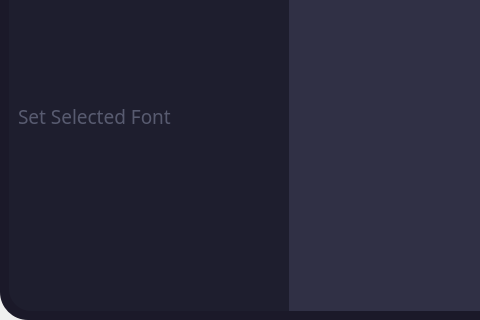
beyonson/font-loader, file ui/typewriter.ui: the form before one commit; both pictures show x 0 to 480 and y 280 to 600 of the 800 by 600 pixel window.
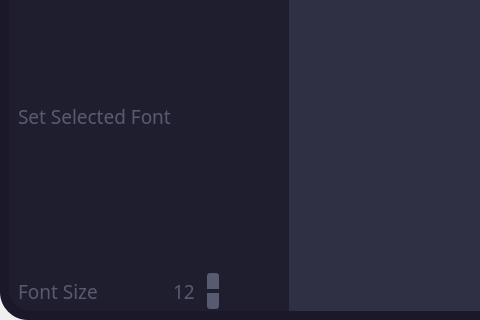
The form after the commit. Icons and pictures are not drawn.

Commit message: add spin box

```diff
--- a/ui/typewriter.ui
+++ b/ui/typewriter.ui
@@ -18,8 +18,8 @@
   </property>
   <property name="maximumSize">
    <size>
-    <width>800</width>
-    <height>600</height>
+    <width>1920</width>
+    <height>1080</height>
    </size>
   </property>
   <property name="windowTitle">
@@ -34,6 +34,33 @@
 	margin: 0;
 }
 
+QSpinBox {
+	border: 5;
+	background-color: #1e1e2e;
+	border-color: #1e1e2e;
+	color: #585b70;
+	padding: 0;
+	margin: 0;
+}
+
+QSpinBox::up-button {
+    subcontrol-origin: border;
+    subcontrol-position: top right; 
+	background-color: #585b70;
+	border-top-left-radius: 3;
+	border-top-right-radius: 3;
+	margin: 2;
+}
+
+QSpinBox::down-button {
+    subcontrol-origin: border;
+    subcontrol-position: bottom right; 
+	background-color: #585b70;
+	border-bottom-left-radius: 3;
+	border-bottom-right-radius: 3;
+	margin: 2;
+}
+
 #mainFrame {
 	background-color: #1b1929;
 	border-radius: 28;
@@ -70,6 +97,10 @@
 	color: #585b70;
 }
 
+#fontSizeLabel {
+	color: #585b70;
+}
+
 #fontDirLabel {
 	color: #585b70;
 }
@@ -753,6 +784,134 @@
             <property name="frameShadow">
              <enum>QFrame::Raised</enum>
             </property>
+            <layout class="QHBoxLayout" name="horizontalLayout_14">
+             <property name="leftMargin">
+              <number>9</number>
+             </property>
+             <property name="topMargin">
+              <number>0</number>
+             </property>
+             <property name="rightMargin">
+              <number>0</number>
+             </property>
+             <property name="bottomMargin">
+              <number>0</number>
+             </property>
+             <item>
+              <widget class="QFrame" name="frame_3">
+               <property name="frameShape">
+                <enum>QFrame::StyledPanel</enum>
+               </property>
+               <property name="frameShadow">
+                <enum>QFrame::Raised</enum>
+               </property>
+               <layout class="QHBoxLayout" name="horizontalLayout_16">
+                <property name="spacing">
+                 <number>0</number>
+                </property>
+                <property name="leftMargin">
+                 <number>0</number>
+                </property>
+                <property name="topMargin">
+                 <number>0</number>
+                </property>
+                <property name="rightMargin">
+                 <number>0</number>
+                </property>
+                <property name="bottomMargin">
+                 <number>0</number>
+                </property>
+                <item>
+                 <widget class="QLabel" name="fontSizeLabel">
+                  <property name="font">
+                   <font>
+                    <family>Source Code Pro</family>
+                    <pointsize>14</pointsize>
+                   </font>
+                  </property>
+                  <property name="text">
+                   <string>Font Size</string>
+                  </property>
+                 </widget>
+                </item>
+               </layout>
+              </widget>
+             </item>
+             <item>
+              <widget class="QFrame" name="frame_2">
+               <property name="frameShape">
+                <enum>QFrame::StyledPanel</enum>
+               </property>
+               <property name="frameShadow">
+                <enum>QFrame::Raised</enum>
+               </property>
+               <layout class="QHBoxLayout" name="horizontalLayout_15">
+                <property name="spacing">
+                 <number>0</number>
+                </property>
+                <property name="leftMargin">
+                 <number>0</number>
+                </property>
+                <property name="topMargin">
+                 <number>0</number>
+                </property>
+                <property name="rightMargin">
+                 <number>0</number>
+                </property>
+                <property name="bottomMargin">
+                 <number>0</number>
+                </property>
+                <item>
+                 <widget class="QSpinBox" name="fontSize">
+                  <property name="minimumSize">
+                   <size>
+                    <width>50</width>
+                    <height>40</height>
+                   </size>
+                  </property>
+                  <property name="maximumSize">
+                   <size>
+                    <width>50</width>
+                    <height>16777215</height>
+                   </size>
+                  </property>
+                  <property name="font">
+                   <font>
+                    <family>Source Code Pro</family>
+                    <pointsize>14</pointsize>
+                   </font>
+                  </property>
+                  <property name="buttonSymbols">
+                   <enum>QAbstractSpinBox::UpDownArrows</enum>
+                  </property>
+                  <property name="minimum">
+                   <number>12</number>
+                  </property>
+                  <property name="maximum">
+                   <number>16</number>
+                  </property>
+                 </widget>
+                </item>
+               </layout>
+              </widget>
+             </item>
+             <item>
+              <spacer name="horizontalSpacer_5">
+               <property name="orientation">
+                <enum>Qt::Horizontal</enum>
+               </property>
+               <property name="sizeType">
+                <enum>QSizePolicy::Fixed</enum>
+               </property>
+               <property name="sizeHint" stdset="0">
+                <size>
+                 <width>35</width>
+                 <height>20</height>
+                </size>
+               </property>
+              </spacer>
+             </item>
+            </layout>
            </widget>
           </item>
          </layout>
```
Left out of the diff: 2 changed lines with no effect on the pictures. The commit also changes 128 other files.
